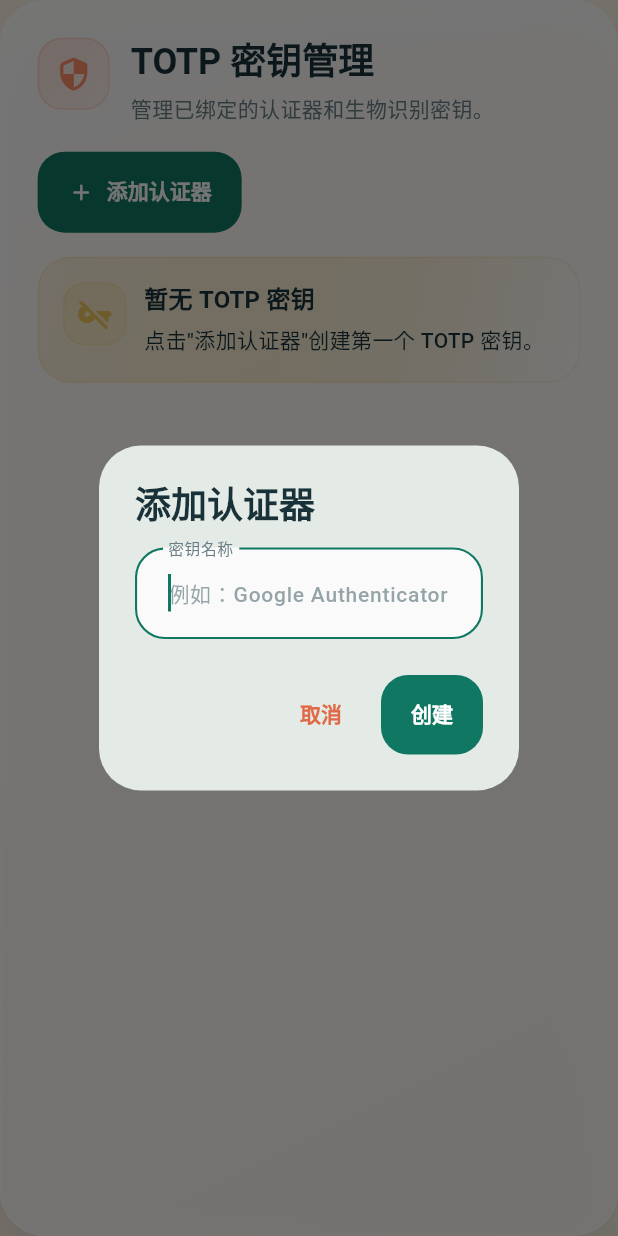
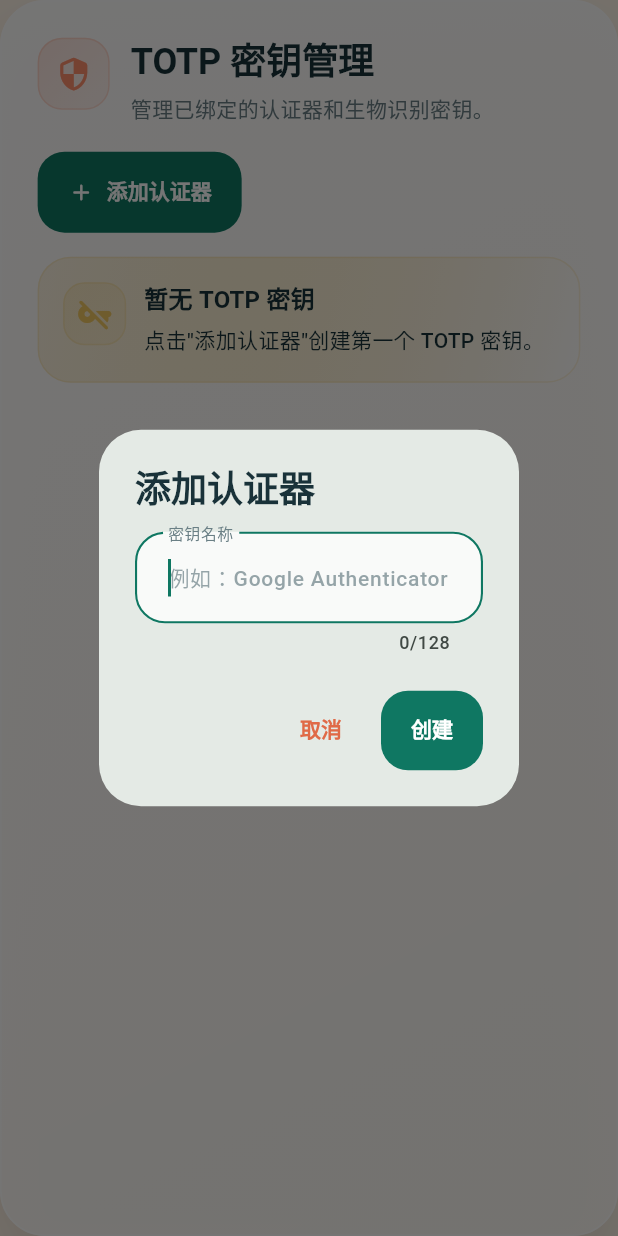
Before and after one commit to Lannamokia/vhdmount, a Flutter app: the TotpKeysManagementSection widget shown alone on an empty page, opened directly with empty values, after a tap on "添加认证器", on a phone screen of 412 x 824 dp. Run offline on Flutter 3.47's test engine with Material 3 defaults, Android fonts, the phone set to English and light mode, and no system bars; our stand-ins replace file_picker, flutter_secure_storage, local_auth, qr_flutter; missing offline and left inert: pointycastle; accounts and stored records are empty; network calls fail; Roboto replaces fonts that are missing (MiSans500, MiSans600, MiSans700).

Commit message:
feat(flutter): 绑定生物识别时支持自定义密钥名称

```diff
--- a/vhd_mount_admin_flutter/lib/src/totp_keys_management.dart
+++ b/vhd_mount_admin_flutter/lib/src/totp_keys_management.dart
@@ -55,38 +55,11 @@ class _TotpKeysManagementSectionState
   }
 
   Future<void> _addAuthenticator() async {
-    final nameController = TextEditingController();
-    final name = await showDialog<String>(
-      context: context,
-      builder: (context) => AlertDialog(
-        title: const Text('添加认证器'),
-        content: ConstrainedBox(
-          constraints: const BoxConstraints(maxWidth: 360),
-          child: TextField(
-            controller: nameController,
-            decoration: const InputDecoration(
-              labelText: '密钥名称',
-              hintText: '例如：Google Authenticator',
-            ),
-            autofocus: true,
-            onSubmitted: (value) => Navigator.of(context).pop(value.trim()),
-          ),
-        ),
-        actions: <Widget>[
-          TextButton(
-            onPressed: () => Navigator.of(context).pop(null),
-            child: const Text('取消'),
-          ),
-          FilledButton(
-            onPressed: () =>
-                Navigator.of(context).pop(nameController.text.trim()),
-            child: const Text('创建'),
-          ),
-        ],
-      ),
+    final name = await _promptForKeyName(
+      title: '添加认证器',
+      hintText: '例如：Google Authenticator',
+      submitLabel: '创建',
     );
-    nameController.dispose();
-
     if (name == null || name.isEmpty) return;
 
     try {
@@ -101,6 +74,51 @@ class _TotpKeysManagementSectionState
       ScaffoldMessenger.of(context).showSnackBar(
         SnackBar(content: Text(describeError(error))),
       );
+    }
+  }
+
+  /// 弹出"输入密钥名称"对话框，返回 trim 后的名称；用户取消返回 null。
+  Future<String?> _promptForKeyName({
+    required String title,
+    required String hintText,
+    required String submitLabel,
+    String? initialValue,
+  }) async {
+    final nameController = TextEditingController(text: initialValue ?? '');
+    try {
+      return await showDialog<String>(
+        context: context,
+        builder: (context) => AlertDialog(
+          title: Text(title),
+          content: ConstrainedBox(
+            constraints: const BoxConstraints(maxWidth: 360),
+            child: TextField(
+              controller: nameController,
+              decoration: InputDecoration(
+                labelText: '密钥名称',
+                hintText: hintText,
+              ),
+              autofocus: true,
+              maxLength: 128,
+              onSubmitted: (value) =>
+                  Navigator.of(context).pop(value.trim()),
+            ),
+          ),
+          actions: <Widget>[
+            TextButton(
+              onPressed: () => Navigator.of(context).pop(null),
+              child: const Text('取消'),
+            ),
+            FilledButton(
+              onPressed: () =>
+                  Navigator.of(context).pop(nameController.text.trim()),
+              child: Text(submitLabel),
+            ),
+          ],
+        ),
+      );
+    } finally {
+      nameController.dispose();
     }
   }
 
@@ -225,11 +243,22 @@ class _TotpKeysManagementSectionState
       if (overwrite != true) return;
     }
 
-    // 2) 服务端先注册一条 biometric 类型密钥
+    // 2) 让用户为这台设备的生物识别密钥起名
+    if (!mounted) return;
+    final defaultName = _defaultBiometricKeyName();
+    final name = await _promptForKeyName(
+      title: '为生物识别密钥命名',
+      hintText: '例如：${_biometricService!.displayName} (我的笔记本)',
+      submitLabel: '继续',
+      initialValue: defaultName,
+    );
+    if (name == null || name.isEmpty) return;
+
+    // 3) 服务端先注册一条 biometric 类型密钥
     TotpKeyCreationResult? created;
     try {
       created = await widget.controller.createTotpKey(
-        name: '${_biometricService!.displayName} (${Platform.localHostname})',
+        name: name,
         type: 'biometric',
         platform: _biometricService!.platformIdentifier,
       );
@@ -241,7 +270,7 @@ class _TotpKeysManagementSectionState
       return;
     }
 
-    // 3) 本地通过生物识别认证后写入 secret
+    // 4) 本地通过生物识别认证后写入 secret
     try {
       await _biometricService!.bind(
         totpSecret: created.totpSecret,
@@ -267,10 +296,24 @@ class _TotpKeysManagementSectionState
 
     if (!mounted) return;
     ScaffoldMessenger.of(context).showSnackBar(
-      SnackBar(
-        content: Text('${_biometricService!.displayName} 已绑定成功。'),
-      ),
+      SnackBar(content: Text('"$name" 已绑定成功。')),
     );
+  }
+
+  /// 生成默认的生物识别密钥名称：`<显示名> (<主机名>)`。
+  /// 主机名读取失败（如某些平台抛异常）时退化为只用显示名。
+  String _defaultBiometricKeyName() {
+    final displayName = _biometricService!.displayName;
+    String? host;
+    try {
+      host = Platform.localHostname;
+    } catch (_) {
+      host = null;
+    }
+    if (host == null || host.isEmpty || host == 'localhost') {
+      return displayName;
+    }
+    return '$displayName ($host)';
   }
 
   /// 删除服务端那条已经创建、但本地绑定失败的"孤儿"密钥。
```
